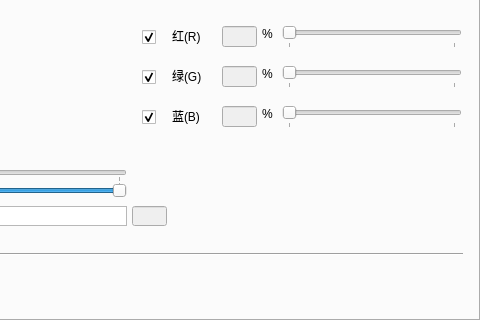
Qt form VisionDetect/QColorWeight.ui (chuandongxu/AOI) before a commit; both pictures show x 240 to 720 and y 240 to 560 of the 720 by 560 pixel window.
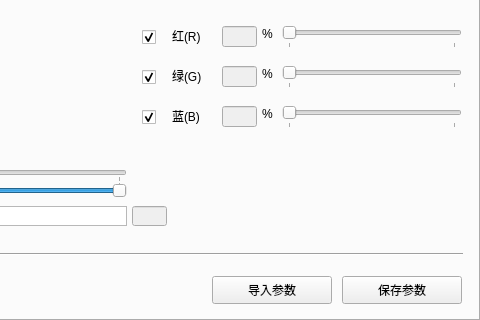
The same form after that commit.

The edit to the form file:
```diff
--- a/VisionDetect/QColorWeight.ui
+++ b/VisionDetect/QColorWeight.ui
@@ -411,6 +411,32 @@
       <enum>Qt::Horizontal</enum>
      </property>
     </widget>
+    <widget class="QPushButton" name="pushButton_saveParams">
+     <property name="geometry">
+      <rect>
+       <x>580</x>
+       <y>320</y>
+       <width>120</width>
+       <height>28</height>
+      </rect>
+     </property>
+     <property name="text">
+      <string>保存参数</string>
+     </property>
+    </widget>
+    <widget class="QPushButton" name="pushButton_loadParams">
+     <property name="geometry">
+      <rect>
+       <x>450</x>
+       <y>320</y>
+       <width>120</width>
+       <height>28</height>
+      </rect>
+     </property>
+     <property name="text">
+      <string>导入参数</string>
+     </property>
+    </widget>
    </widget>
    <widget class="QWidget" name="tab_2">
     <attribute name="title">
```
